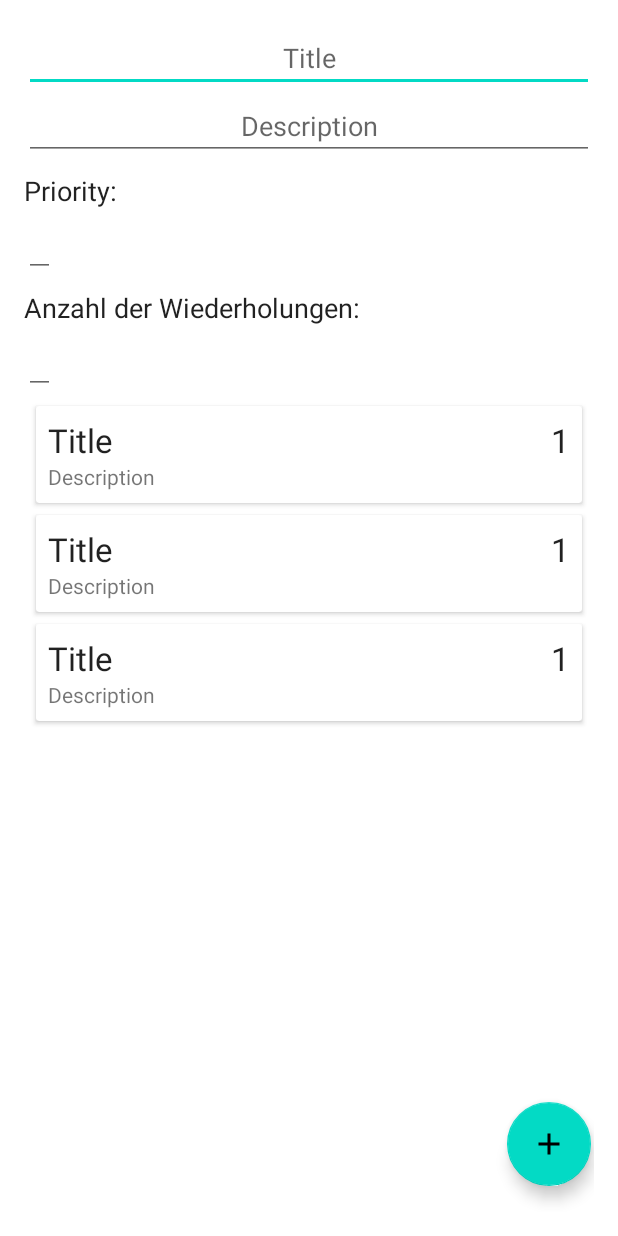
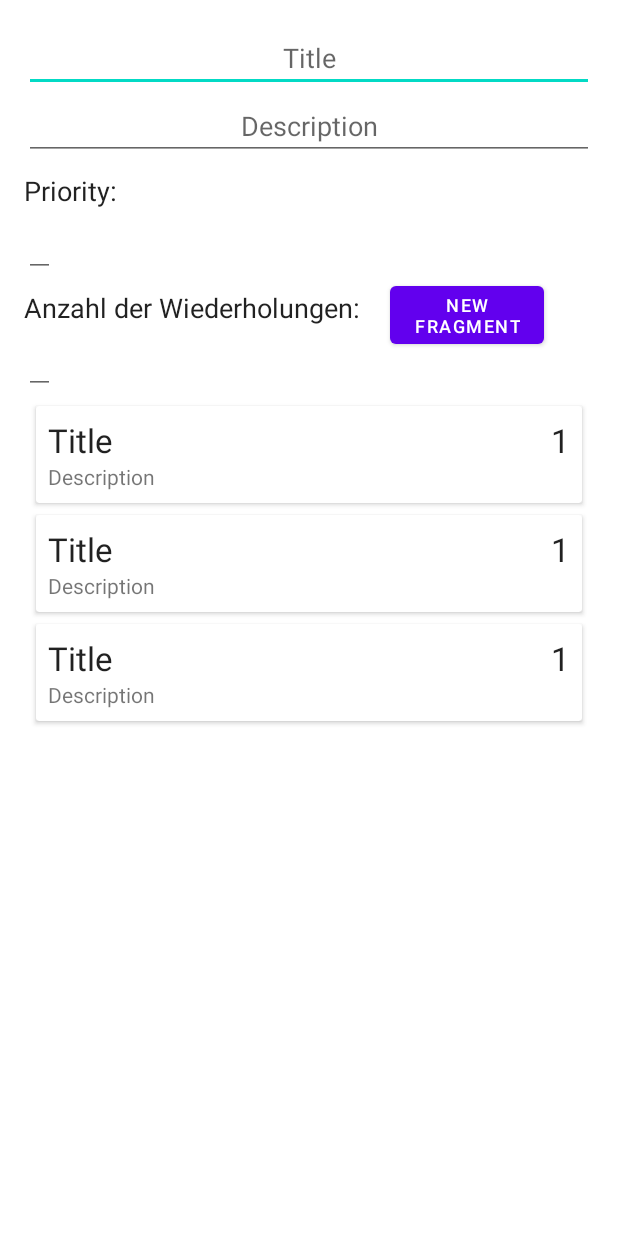
Before and after one commit to abazatte/BreatheApp, an Android app: the layout fragment_add_edit_uebung.xml on its own in the app's theme, with its tools: preview values and no code run, on a phone screen of 412 x 824 dp. Run offline under Robolectric (Android 15) with nearby library versions, the phone set to English and light mode, and no system bars.

Commit message:
den floatingbutton zu normal button

```diff
--- a/app/src/main/res/layout/fragment_add_edit_uebung.xml
+++ b/app/src/main/res/layout/fragment_add_edit_uebung.xml
@@ -38,9 +38,8 @@
         android:id="@+id/number_picker_priority"
         android:layout_width="wrap_content"
         android:layout_height="wrap_content"
-        android:inputType="number"
         android:layout_below="@id/dummy1"
-        />
+        android:inputType="number" />
 
     <TextView
         android:id="@+id/dummy2"
@@ -66,15 +65,15 @@
 
         tools:listitem="@layout/fragment_item" />
 
-    <com.google.android.material.floatingactionbutton.FloatingActionButton
+    <Button
         android:id="@+id/button_add_fragment"
         android:layout_width="wrap_content"
-        android:layout_height="73dp"
-        android:layout_below="@+id/recycler_view_fragment"
-        android:layout_marginStart="-58dp"
-        android:layout_marginTop="-73dp"
-        android:layout_toEndOf="@+id/recycler_view_fragment"
+        android:layout_height="wrap_content"
+        android:layout_below="@+id/number_picker_priority"
+        android:layout_marginStart="20dp"
+        android:layout_toRightOf="@id/dummy2"
         android:foregroundGravity="bottom"
-        android:src="@drawable/ic_add" />
+        android:text="new\nfragment"
+        android:textSize="12sp" />
 
 </RelativeLayout>
```
